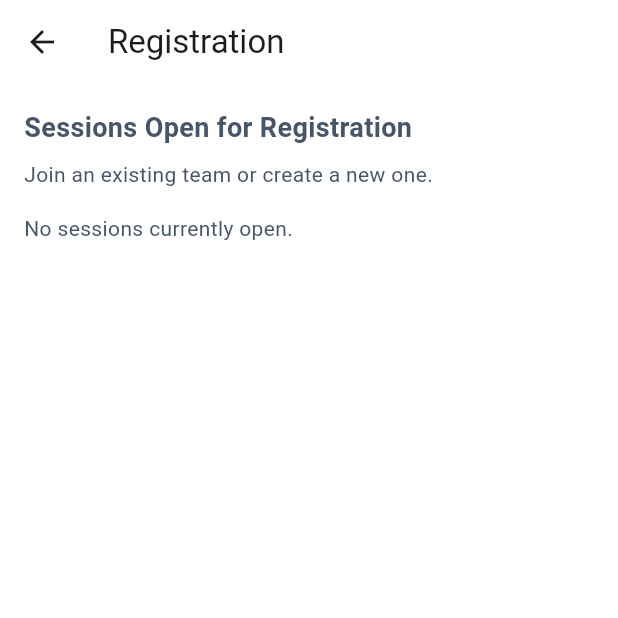
After one commit to kdougherty6767/oppl-mobile, a Flutter app: the screen it shows once a user with an empty profile is signed in, after a tap on "Registration", on a phone screen of 412 x 824 dp, the top half of it. The commit adds this screen. Run offline on Flutter 3.47's test engine with Material 3 defaults, Android fonts, the light colour scheme and no system bars; our stand-ins replace cloud_firestore, firebase_auth, firebase_core, flutter_riverpod, go_router; accounts and stored records are empty.

Commit message:
Added registration create and join team to mobile app

```diff
--- a/lib/main.dart
+++ b/lib/main.dart
@@ -15,6 +15,9 @@ import 'screens/lineup_screen.dart';
 import 'screens/team_select_screen.dart';
 import 'screens/matches_screen.dart';
 import 'screens/score_screen.dart';
+import 'screens/registration_screen.dart';
+import 'screens/join_team_screen.dart';
+import 'screens/create_team_screen.dart';
 import 'theme/app_theme.dart';
 
 void main() async {
@@ -100,6 +103,27 @@ final _routerProvider = Provider<GoRouter>((ref) {
           return ScoreScreen(matchId: matchId);
         },
       ),
+      GoRoute(
+        path: '/registration',
+        name: 'registration',
+        builder: (context, state) => const RegistrationScreen(),
+      ),
+      GoRoute(
+        path: '/registration/join/:hallSeasonId',
+        name: 'join-team',
+        builder: (context, state) {
+          final hsId = state.pathParameters['hallSeasonId']!;
+          return JoinTeamScreen(hallSeasonId: hsId);
+        },
+      ),
+      GoRoute(
+        path: '/registration/create/:hallSeasonId',
+        name: 'create-team',
+        builder: (context, state) {
+          final hsId = state.pathParameters['hallSeasonId']!;
+          return CreateTeamScreen(hallSeasonId: hsId);
+        },
+      ),
     ],
     redirect: (context, state) {
       final user = authState.asData?.value;
--- a/lib/screens/home_screen.dart
+++ b/lib/screens/home_screen.dart
@@ -36,6 +36,11 @@ class HomeScreen extends ConsumerWidget {
               onPressed: () => context.push('/team-select'),
               child: const Text('Choose Team'),
             ),
+            const SizedBox(height: 8),
+            ElevatedButton(
+              onPressed: () => context.push('/registration'),
+              child: const Text('Registration'),
+            ),
             if (selectedTeamId != null)
               ElevatedButton(
                 onPressed: () => context.push('/matches/$selectedTeamId'),
--- /dev/null
+++ b/lib/screens/registration_screen.dart
@@ -0,0 +1,93 @@
+import 'package:flutter/material.dart';
+import 'package:flutter_riverpod/flutter_riverpod.dart';
+import 'package:go_router/go_router.dart';
+
+import '../models/hall_season_model.dart';
+import '../models/player_model.dart';
+import '../services/auth_providers.dart';
+import '../services/hall_season_service.dart';
+import '../services/player_service.dart';
+
+class RegistrationScreen extends ConsumerWidget {
+  const RegistrationScreen({super.key});
+
+  @override
+  Widget build(BuildContext context, WidgetRef ref) {
+    final user = ref.watch(authStateProvider).asData?.value;
+    final uid = user?.uid;
+    final hallSeasonsStream = ref.watch(hallSeasonServiceProvider).watchRegistrationHallSeasons();
+    final myTeamsStream = uid == null
+        ? const Stream<List<Player>>.empty()
+        : ref.watch(playerServiceProvider).watchPlayersForUser(uid);
+
+    return Scaffold(
+      appBar: AppBar(title: const Text('Registration')),
+      body: StreamBuilder<List<HallSeason>>(
+        stream: hallSeasonsStream,
+        builder: (context, hsSnap) {
+          if (hsSnap.connectionState == ConnectionState.waiting) {
+            return const Center(child: CircularProgressIndicator());
+          }
+          final hallSeasons = hsSnap.data ?? [];
+          return StreamBuilder<List<Player>>(
+            stream: myTeamsStream,
+            builder: (context, teamSnap) {
+              final myTeams = teamSnap.data ?? [];
+              return ListView(
+                padding: const EdgeInsets.all(16),
+                children: [
+                  const Text(
+                    'Sessions Open for Registration',
+                    style: TextStyle(fontSize: 18, fontWeight: FontWeight.bold),
+                  ),
+                  const SizedBox(height: 8),
+                  const Text('Join an existing team or create a new one.'),
+                  const SizedBox(height: 16),
+                  if (hallSeasons.isEmpty)
+                    const Text('No sessions currently open.')
+                  else
+                    ...hallSeasons.map((hs) {
+                      final alreadyOnTeam = myTeams.any((p) => p.hallSeasonId == hs.id && (p.status ?? 'active') != 'pending');
+                      final status = hs.status;
+                      final canJoin = status != 'seasonComplete';
+                      final canCreate = status == 'openRegistration';
+                      return Card(
+                        margin: const EdgeInsets.only(bottom: 12),
+                        child: ListTile(
+                          title: Text(hs.displayName),
+                          subtitle: Text(status),
+                          trailing: alreadyOnTeam
+                              ? const Text(
+                                  'You are already on a team',
+                                  style: TextStyle(color: Colors.red),
+                                )
+                              : Row(
+                                  mainAxisSize: MainAxisSize.min,
+                                  children: [
+                                    TextButton(
+                                      onPressed: canJoin
+                                          ? () => context.push('/registration/join/${hs.id}')
+                                          : null,
+                                      child: const Text('Join Team'),
+                                    ),
+                                    const SizedBox(width: 8),
+                                    TextButton(
+                                      onPressed: canCreate
+                                          ? () => context.push('/registration/create/${hs.id}')
+                                          : null,
+                                      child: const Text('Create Team'),
+                                    ),
+                                  ],
+                                ),
+                        ),
+                      );
+                    })
+                ],
+              );
+            },
+          );
+        },
+      ),
+    );
+  }
+}
--- a/lib/services/firestore_paths.dart
+++ b/lib/services/firestore_paths.dart
@@ -6,4 +6,5 @@ class FsPaths {
   static const teams = 'teams';
   static const players = 'players';
   static const matches = 'matches';
+  static const teamMembers = 'teamMembers';
 }
--- /dev/null
+++ b/lib/services/hall_season_service.dart
@@ -0,0 +1,42 @@
+import 'package:cloud_firestore/cloud_firestore.dart';
+import 'package:flutter_riverpod/flutter_riverpod.dart';
+
+import '../models/hall_season_model.dart';
+import 'firestore_paths.dart';
+import 'user_service.dart';
+
+class HallSeasonService {
+  HallSeasonService(this._db);
+  final FirebaseFirestore _db;
+
+  Stream<List<HallSeason>> watchRegistrationHallSeasons() {
+    // Mirror web: openRegistration, teamsFinalized, scheduleFinalized are visible
+    final allowedStatuses = ['openRegistration', 'teamsFinalized', 'scheduleFinalized'];
+    return _db
+        .collection(FsPaths.hallSeasons)
+        .where('status', whereIn: allowedStatuses)
+        .snapshots()
+        .map((snap) => snap.docs.map((d) => HallSeason.fromMap(d.id, d.data())).toList());
+  }
+
+  Stream<HallSeason?> watchHallSeason(String id) {
+    return _db.collection(FsPaths.hallSeasons).doc(id).snapshots().map((snap) {
+      if (!snap.exists) return null;
+      final data = snap.data();
+      if (data == null) return null;
+      return HallSeason.fromMap(snap.id, data);
+    });
+  }
+
+  Future<HallSeason?> fetchHallSeason(String id) async {
+    final snap = await _db.collection(FsPaths.hallSeasons).doc(id).get();
+    if (!snap.exists) return null;
+    final data = snap.data();
+    if (data == null) return null;
+    return HallSeason.fromMap(snap.id, data);
+  }
+}
+
+final hallSeasonServiceProvider = Provider<HallSeasonService>((ref) {
+  return HallSeasonService(ref.watch(firestoreProvider));
+});
```
Also changed, not shown: lib/screens/create_team_screen.dart (added, +94 -0 lines), lib/screens/join_team_screen.dart (added, +101 -0 lines), lib/services/player_service.dart (+37 -0 lines).
